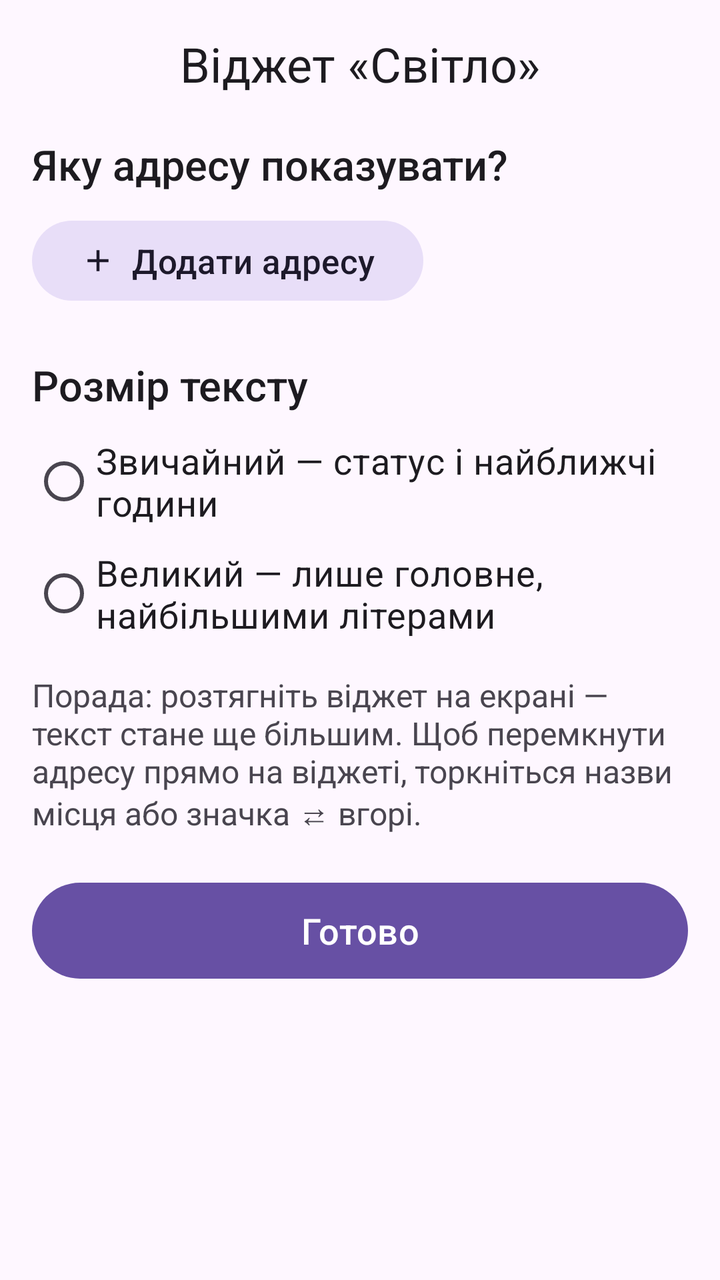
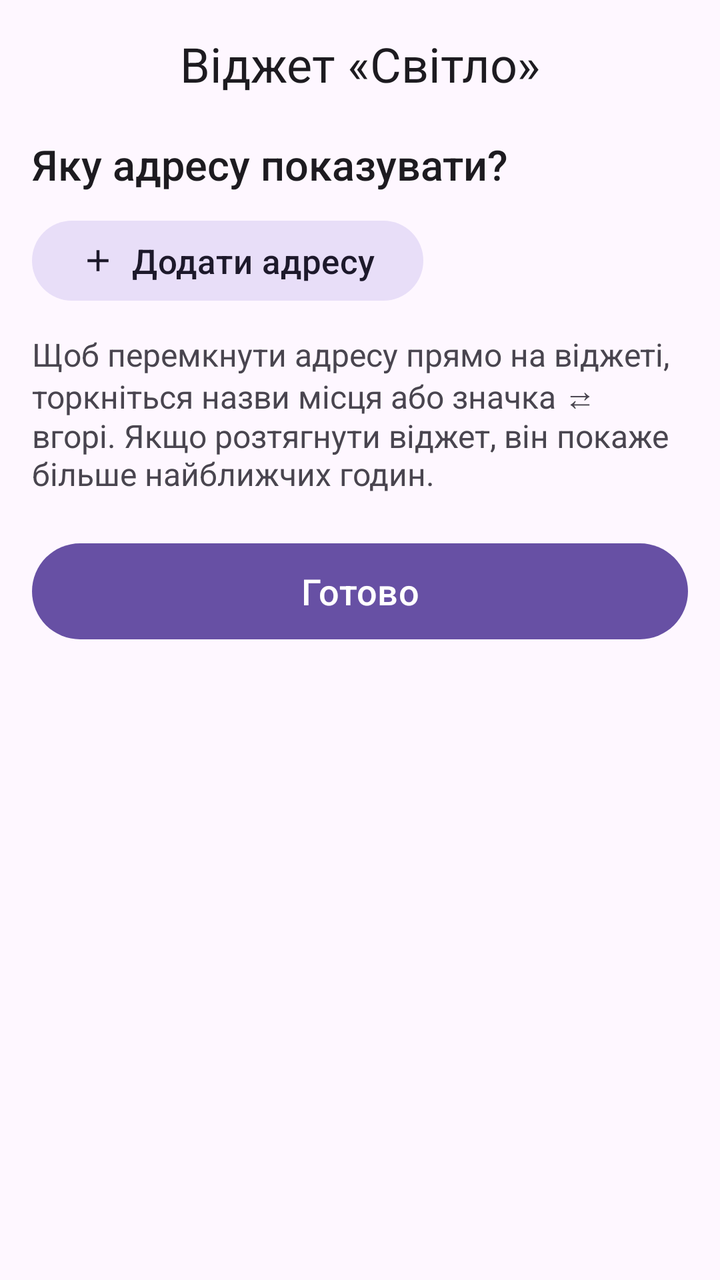

Compare the two renders of this Android layout. The source of the first and the diff that turns it into the second are given below.
<!-- AndroidManifest.xml: application theme AppTheme -->
<!-- res/layout/activity_widget_config.xml -->
<?xml version="1.0" encoding="utf-8"?>
<LinearLayout xmlns:android="http://schemas.android.com/apk/res/android"
    xmlns:app="http://schemas.android.com/apk/res-auto"
    android:id="@+id/cfg_root"
    android:layout_width="match_parent"
    android:layout_height="match_parent"
    android:orientation="vertical">

    <com.google.android.material.appbar.MaterialToolbar
        android:id="@+id/toolbar"
        android:layout_width="match_parent"
        android:layout_height="?attr/actionBarSize"
        app:title="Віджет «Світло»"
        app:titleCentered="true"
        app:titleTextAppearance="?attr/textAppearanceHeadlineSmall" />

    <androidx.core.widget.NestedScrollView
        android:layout_width="match_parent"
        android:layout_height="0dp"
        android:layout_weight="1">

        <LinearLayout
            android:id="@+id/cfg_content"
            android:layout_width="match_parent"
            android:layout_height="wrap_content"
            android:orientation="vertical"
            android:paddingStart="16dp"
            android:paddingTop="4dp"
            android:paddingEnd="16dp"
            android:paddingBottom="24dp">

            <TextView
                android:layout_width="match_parent"
                android:layout_height="wrap_content"
                android:fontFamily="sans-serif-medium"
                android:text="Яку адресу показувати?"
                android:textColor="?attr/colorOnSurface"
                android:textSize="21sp" />

            <RadioGroup
                android:id="@+id/cfg_addresses"
                android:layout_width="match_parent"
                android:layout_height="wrap_content"
                android:layout_marginTop="6dp" />

            <TextView
                android:id="@+id/cfg_empty"
                android:layout_width="match_parent"
                android:layout_height="wrap_content"
                android:layout_marginTop="8dp"
                android:text="Спершу додайте адресу."
                android:textColor="?attr/colorOnSurfaceVariant"
                android:textSize="17sp"
                android:visibility="gone" />

            <com.google.android.material.button.MaterialButton
                android:id="@+id/cfg_add"
                style="@style/Widget.Material3.Button.TonalButton"
                android:layout_width="wrap_content"
                android:layout_height="wrap_content"
                android:layout_marginTop="4dp"
                android:text="Додати адресу"
                android:textSize="17sp"
                app:icon="@drawable/ic_add" />

            <TextView
                android:layout_width="match_parent"
                android:layout_height="wrap_content"
                android:layout_marginTop="24dp"
                android:fontFamily="sans-serif-medium"
                android:text="Розмір тексту"
                android:textColor="?attr/colorOnSurface"
                android:textSize="21sp" />

            <RadioGroup
                android:id="@+id/cfg_size"
                android:layout_width="match_parent"
                android:layout_height="wrap_content"
                android:layout_marginTop="6dp">

                <com.google.android.material.radiobutton.MaterialRadioButton
                    android:id="@+id/cfg_normal"
                    android:layout_width="match_parent"
                    android:layout_height="wrap_content"
                    android:minHeight="56dp"
                    android:text="Звичайний — статус і найближчі години"
                    android:textSize="18sp" />

                <com.google.android.material.radiobutton.MaterialRadioButton
                    android:id="@+id/cfg_large"
                    android:layout_width="match_parent"
                    android:layout_height="wrap_content"
                    android:minHeight="56dp"
                    android:text="Великий — лише головне, найбільшими літерами"
                    android:textSize="18sp" />
            </RadioGroup>

            <TextView
                android:layout_width="match_parent"
                android:layout_height="wrap_content"
                android:layout_marginTop="12dp"
                android:text="Порада: розтягніть віджет на екрані — текст стане ще більшим. Щоб перемкнути адресу прямо на віджеті, торкніться назви місця або значка ⇄ вгорі."
                android:textColor="?attr/colorOnSurfaceVariant"
                android:textSize="16sp" />

            <com.google.android.material.button.MaterialButton
                android:id="@+id/cfg_done"
                android:layout_width="match_parent"
                android:layout_height="wrap_content"
                android:layout_marginTop="20dp"
                android:minHeight="56dp"
                android:text="Готово"
                android:textSize="18sp" />
        </LinearLayout>
    </androidx.core.widget.NestedScrollView>
</LinearLayout>
<!-- resources referenced by this layout -->
<resources>
  <!-- drawable ic_add (drawable) -->
  <?xml version="1.0" encoding="utf-8"?>
  <vector xmlns:android="http://schemas.android.com/apk/res/android"
      android:width="24dp"
      android:height="24dp"
      android:viewportWidth="24"
      android:viewportHeight="24">
      <path android:fillColor="#FF000000" android:pathData="M19,13h-6v6h-2v-6H5v-2h6V5h2v6h6v2z" />
  </vector>
  <style name="AppTheme" parent="Theme.Material3.DayNight.NoActionBar">
          <item name="android:statusBarColor">?attr/colorSurface</item>
          <item name="android:windowLightStatusBar">@bool/light_bars</item>
      </style>
</resources>

<!-- the commit's change to res/layout/activity_widget_config.xml (unified diff, before → after) -->
@@ -63,43 +63,13 @@
                 android:textSize="17sp"
                 app:icon="@drawable/ic_add" />
 
-            <TextView
-                android:layout_width="match_parent"
-                android:layout_height="wrap_content"
-                android:layout_marginTop="24dp"
-                android:fontFamily="sans-serif-medium"
-                android:text="Розмір тексту"
-                android:textColor="?attr/colorOnSurface"
-                android:textSize="21sp" />
-
-            <RadioGroup
-                android:id="@+id/cfg_size"
-                android:layout_width="match_parent"
-                android:layout_height="wrap_content"
-                android:layout_marginTop="6dp">
-
-                <com.google.android.material.radiobutton.MaterialRadioButton
-                    android:id="@+id/cfg_normal"
-                    android:layout_width="match_parent"
-                    android:layout_height="wrap_content"
-                    android:minHeight="56dp"
-                    android:text="Звичайний — статус і найближчі години"
-                    android:textSize="18sp" />
-
-                <com.google.android.material.radiobutton.MaterialRadioButton
-                    android:id="@+id/cfg_large"
-                    android:layout_width="match_parent"
-                    android:layout_height="wrap_content"
-                    android:minHeight="56dp"
-                    android:text="Великий — лише головне, найбільшими літерами"
-                    android:textSize="18sp" />
-            </RadioGroup>
+            
 
             <TextView
                 android:layout_width="match_parent"
                 android:layout_height="wrap_content"
                 android:layout_marginTop="12dp"
-                android:text="Порада: розтягніть віджет на екрані — текст стане ще більшим. Щоб перемкнути адресу прямо на віджеті, торкніться назви місця або значка ⇄ вгорі."
+                android:text="Щоб перемкнути адресу прямо на віджеті, торкніться назви місця або значка ⇄ вгорі. Якщо розтягнути віджет, він покаже більше найближчих годин."
                 android:textColor="?attr/colorOnSurfaceVariant"
                 android:textSize="16sp" />
 
